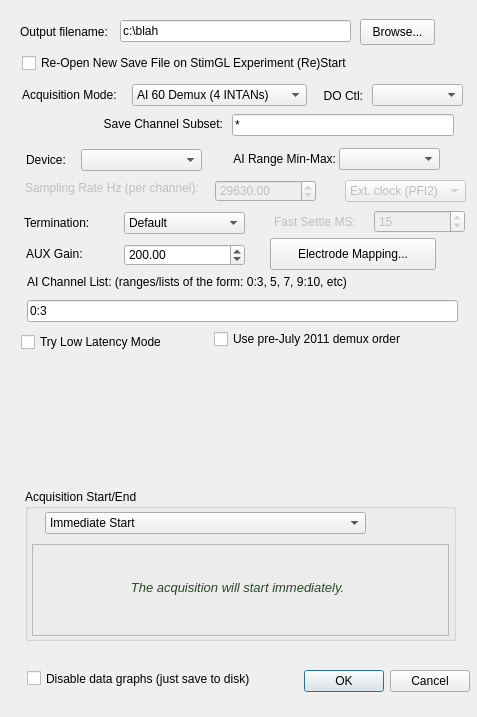
Qt form ConfigureDialog.ui (acorver/SpikeGL) before a commit.
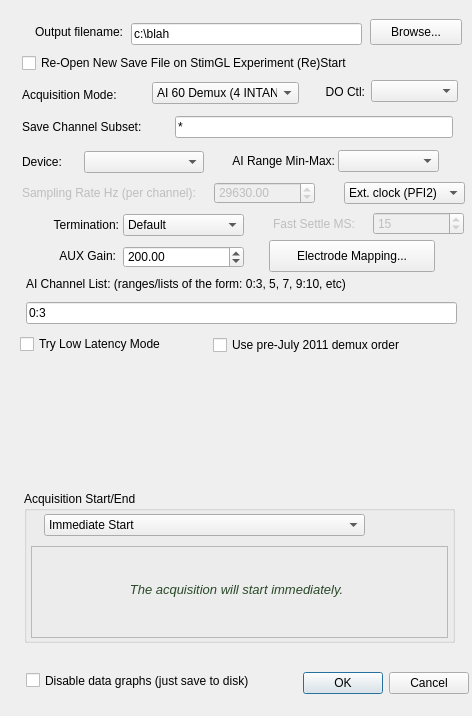
The same form after that commit. Icons and pictures are not drawn.

Diff of the .ui file:
```diff
--- a/ConfigureDialog.ui
+++ b/ConfigureDialog.ui
@@ -9,8 +9,8 @@
    <rect>
     <x>0</x>
     <y>0</y>
-    <width>477</width>
-    <height>717</height>
+    <width>472</width>
+    <height>716</height>
    </rect>
   </property>
   <property name="windowTitle">
@@ -29,8 +29,8 @@
   <widget class="QDialogButtonBox" name="buttonBox">
    <property name="geometry">
     <rect>
-     <x>297</x>
-     <y>665</y>
+     <x>296</x>
+     <y>667</y>
      <width>173</width>
      <height>32</height>
     </rect>
@@ -45,21 +45,24 @@
   <widget class="QLabel" name="outputFileLabel">
    <property name="geometry">
     <rect>
-     <x>20</x>
+     <x>12</x>
      <y>21</y>
-     <width>101</width>
+     <width>111</width>
      <height>21</height>
     </rect>
    </property>
    <property name="text">
     <string>Output filename:</string>
    </property>
+   <property name="alignment">
+    <set>Qt::AlignRight|Qt::AlignTrailing|Qt::AlignVCenter</set>
+   </property>
   </widget>
   <widget class="QLineEdit" name="outputFileLE">
    <property name="geometry">
     <rect>
-     <x>120</x>
-     <y>20</y>
+     <x>131</x>
+     <y>23</y>
      <width>231</width>
      <height>22</height>
     </rect>
@@ -71,9 +74,9 @@
   <widget class="QPushButton" name="browseBut">
    <property name="geometry">
     <rect>
-     <x>360</x>
+     <x>370</x>
      <y>19</y>
-     <width>75</width>
+     <width>92</width>
      <height>26</height>
     </rect>
    </property>
@@ -86,7 +89,7 @@
     <rect>
      <x>22</x>
      <y>85</y>
-     <width>101</width>
+     <width>126</width>
      <height>20</height>
     </rect>
    </property>
@@ -96,13 +99,16 @@
    <property name="text">
     <string>Acquisition Mode:</string>
    </property>
+   <property name="alignment">
+    <set>Qt::AlignLeading|Qt::AlignLeft|Qt::AlignVCenter</set>
+   </property>
   </widget>
   <widget class="QComboBox" name="acqModeCB">
    <property name="geometry">
     <rect>
-     <x>132</x>
-     <y>84</y>
-     <width>175</width>
+     <x>152</x>
+     <y>82</y>
+     <width>147</width>
      <height>22</height>
     </rect>
    </property>
@@ -138,8 +144,8 @@
   <widget class="QLineEdit" name="channelListLE">
    <property name="geometry">
     <rect>
-     <x>27</x>
-     <y>300</y>
+     <x>26</x>
+     <y>302</y>
      <width>431</width>
      <height>22</height>
     </rect>
@@ -154,8 +160,8 @@
   <widget class="QLabel" name="channelListLabel">
    <property name="geometry">
     <rect>
-     <x>27</x>
-     <y>274</y>
+     <x>26</x>
+     <y>276</y>
      <width>421</width>
      <height>16</height>
     </rect>
@@ -173,10 +179,10 @@
    </property>
    <property name="geometry">
     <rect>
-     <x>25</x>
-     <y>180</y>
-     <width>181</width>
-     <height>16</height>
+     <x>22</x>
+     <y>182</y>
+     <width>183</width>
+     <height>21</height>
     </rect>
    </property>
    <property name="toolTip">
@@ -192,8 +198,8 @@
    </property>
    <property name="geometry">
     <rect>
-     <x>215</x>
-     <y>180</y>
+     <x>214</x>
+     <y>182</y>
      <width>101</width>
      <height>22</height>
     </rect>
@@ -213,12 +219,12 @@
   </widget>
   <widget class="QComboBox" name="clockCB">
    <property name="enabled">
-    <bool>false</bool>
+    <bool>true</bool>
    </property>
    <property name="geometry">
     <rect>
-     <x>345</x>
-     <y>180</y>
+     <x>344</x>
+     <y>182</y>
      <width>121</width>
      <height>22</height>
     </rect>
@@ -241,9 +247,9 @@
   <widget class="QCheckBox" name="disableGraphsChk">
    <property name="geometry">
     <rect>
-     <x>27</x>
-     <y>668</y>
-     <width>251</width>
+     <x>26</x>
+     <y>670</y>
+     <width>273</width>
      <height>21</height>
     </rect>
    </property>
@@ -257,8 +263,8 @@
   <widget class="QGroupBox" name="acqStartEndGB">
    <property name="geometry">
     <rect>
-     <x>25</x>
-     <y>489</y>
+     <x>24</x>
+     <y>491</y>
      <width>431</width>
      <height>152</height>
     </rect>
@@ -358,9 +364,9 @@
   <widget class="QLabel" name="aiRangeMinLbl">
    <property name="geometry">
     <rect>
-     <x>213</x>
-     <y>148</y>
-     <width>123</width>
+     <x>209</x>
+     <y>150</y>
+     <width>126</width>
      <height>22</height>
     </rect>
    </property>
@@ -377,8 +383,8 @@
   <widget class="QComboBox" name="aiRangeCB">
    <property name="geometry">
     <rect>
-     <x>339</x>
-     <y>148</y>
+     <x>338</x>
+     <y>150</y>
      <width>101</width>
      <height>22</height>
     </rect>
@@ -390,9 +396,9 @@
   <widget class="QLabel" name="deviceLabel">
    <property name="geometry">
     <rect>
-     <x>26</x>
-     <y>149</y>
-     <width>59</width>
+     <x>22</x>
+     <y>151</y>
+     <width>57</width>
      <height>22</height>
     </rect>
    </property>
@@ -402,13 +408,16 @@
    <property name="text">
     <string>Device:</string>
    </property>
+   <property name="alignment">
+    <set>Qt::AlignLeading|Qt::AlignLeft|Qt::AlignVCenter</set>
+   </property>
   </widget>
   <widget class="QComboBox" name="deviceCB">
    <property name="geometry">
     <rect>
-     <x>81</x>
-     <y>149</y>
-     <width>121</width>
+     <x>84</x>
+     <y>151</y>
+     <width>120</width>
      <height>22</height>
     </rect>
    </property>
@@ -419,9 +428,9 @@
   <widget class="QLabel" name="doCtlLabel">
    <property name="geometry">
     <rect>
-     <x>312</x>
-     <y>86</y>
-     <width>51</width>
+     <x>305</x>
+     <y>82</y>
+     <width>60</width>
      <height>20</height>
     </rect>
    </property>
@@ -438,9 +447,9 @@
   <widget class="QComboBox" name="doCtlCB">
    <property name="geometry">
     <rect>
-     <x>372</x>
-     <y>84</y>
-     <width>91</width>
+     <x>371</x>
+     <y>80</y>
+     <width>87</width>
      <height>22</height>
     </rect>
    </property>
@@ -451,8 +460,8 @@
   <widget class="QComboBox" name="aiTerminationCB">
    <property name="geometry">
     <rect>
-     <x>124</x>
-     <y>212</y>
+     <x>123</x>
+     <y>214</y>
      <width>121</width>
      <height>22</height>
     </rect>
@@ -489,9 +498,9 @@
   <widget class="QLabel" name="aiTerminationLabel">
    <property name="geometry">
     <rect>
-     <x>24</x>
-     <y>212</y>
-     <width>101</width>
+     <x>19</x>
+     <y>214</y>
+     <width>100</width>
      <height>22</height>
     </rect>
    </property>
@@ -501,6 +510,9 @@
    <property name="text">
     <string>Termination:</string>
    </property>
+   <property name="alignment">
+    <set>Qt::AlignRight|Qt::AlignTrailing|Qt::AlignVCenter</set>
+   </property>
   </widget>
   <widget class="QSpinBox" name="fastSettleSB">
    <property name="enabled">
@@ -508,8 +520,8 @@
    </property>
    <property name="geometry">
     <rect>
-     <x>374</x>
-     <y>210</y>
+     <x>373</x>
+     <y>212</y>
      <width>91</width>
      <height>23</height>
     </rect>
@@ -533,8 +545,8 @@
    </property>
    <property name="geometry">
     <rect>
-     <x>274</x>
-     <y>212</y>
+     <x>273</x>
+     <y>214</y>
      <width>91</width>
      <height>20</height>
     </rect>
@@ -552,9 +564,9 @@
   <widget class="QLabel" name="auxGainLbl">
    <property name="geometry">
     <rect>
-     <x>26</x>
-     <y>243</y>
-     <width>101</width>
+     <x>19</x>
+     <y>245</y>
+     <width>97</width>
      <height>22</height>
     </rect>
    </property>
@@ -565,14 +577,14 @@
     <string>AUX Gain:</string>
    </property>
    <property name="alignment">
-    <set>Qt::AlignLeading|Qt::AlignLeft|Qt::AlignVCenter</set>
+    <set>Qt::AlignRight|Qt::AlignTrailing|Qt::AlignVCenter</set>
    </property>
   </widget>
   <widget class="QDoubleSpinBox" name="auxGainSB">
    <property name="geometry">
     <rect>
-     <x>124</x>
-     <y>244</y>
+     <x>123</x>
+     <y>246</y>
      <width>121</width>
      <height>22</height>
     </rect>
@@ -593,8 +605,8 @@
   <widget class="QPushButton" name="muxMapBut">
    <property name="geometry">
     <rect>
-     <x>270</x>
-     <y>238</y>
+     <x>269</x>
+     <y>240</y>
      <width>166</width>
      <height>32</height>
     </rect>
@@ -632,8 +644,8 @@
   <widget class="QWidget" name="aoPassthruWidget" native="true">
    <property name="geometry">
     <rect>
-     <x>25</x>
-     <y>359</y>
+     <x>24</x>
+     <y>361</y>
      <width>431</width>
      <height>121</height>
     </rect>
@@ -642,9 +654,9 @@
   <widget class="QLineEdit" name="channelSubsetLE">
    <property name="geometry">
     <rect>
-     <x>232</x>
-     <y>114</y>
-     <width>222</width>
+     <x>175</x>
+     <y>116</y>
+     <width>278</width>
      <height>22</height>
     </rect>
    </property>
@@ -661,9 +673,9 @@
   <widget class="QLabel" name="channelSubsetLabel">
    <property name="geometry">
     <rect>
-     <x>46</x>
-     <y>114</y>
-     <width>177</width>
+     <x>22</x>
+     <y>117</y>
+     <width>147</width>
      <height>20</height>
     </rect>
    </property>
@@ -677,16 +689,16 @@
     <string>Save Channel Subset:</string>
    </property>
    <property name="alignment">
-    <set>Qt::AlignRight|Qt::AlignTrailing|Qt::AlignVCenter</set>
+    <set>Qt::AlignLeading|Qt::AlignLeft|Qt::AlignVCenter</set>
    </property>
   </widget>
   <widget class="QCheckBox" name="lowLatencyCB">
    <property name="geometry">
     <rect>
-     <x>21</x>
+     <x>20</x>
      <y>332</y>
      <width>192</width>
-     <height>20</height>
+     <height>24</height>
     </rect>
    </property>
    <property name="text">
@@ -696,10 +708,10 @@
   <widget class="QCheckBox" name="preJuly2011DemuxCB">
    <property name="geometry">
     <rect>
-     <x>214</x>
-     <y>329</y>
+     <x>213</x>
+     <y>331</y>
      <width>245</width>
-     <height>20</height>
+     <height>28</height>
     </rect>
    </property>
    <property name="toolTip">
```
